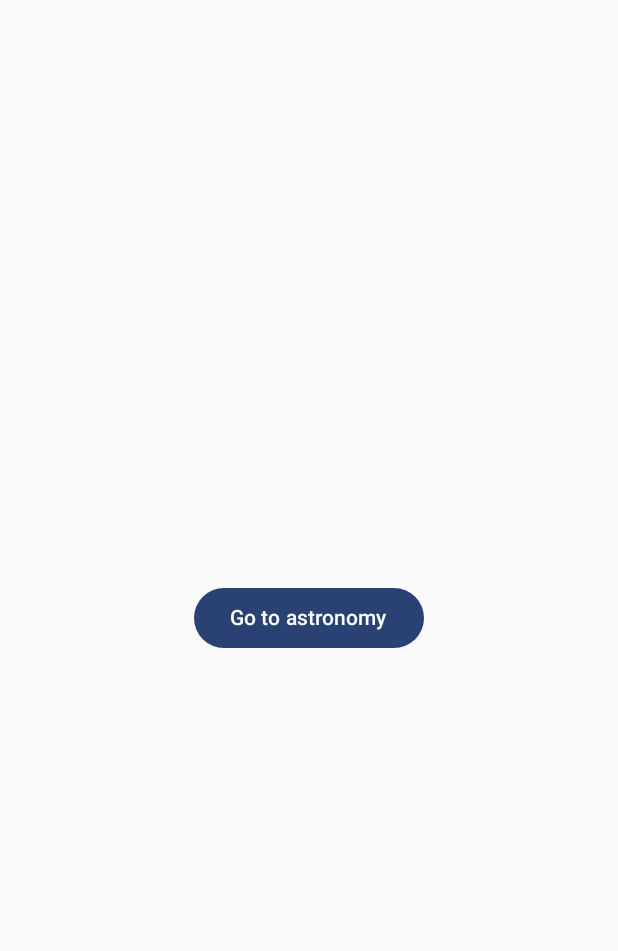
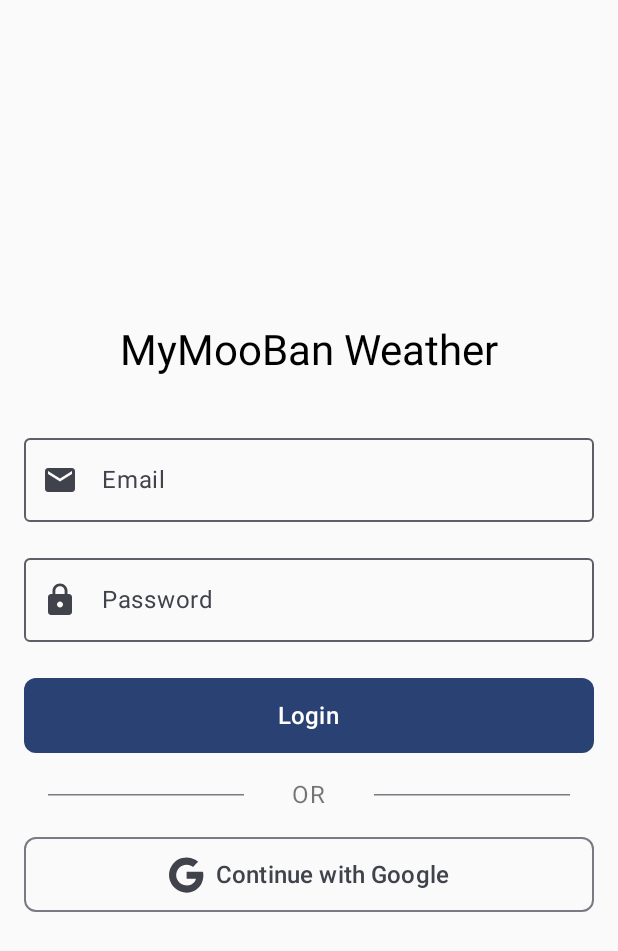
Before and after one commit to HlyanHtetKyawDev/WeatherApp, an Android app built with Jetpack Compose: the screen it shows after launch (MainActivity), on a phone screen of 412 x 824 dp. Shown: the top 951 px of the screen. Run offline under Robolectric (Android 15) with nearby library versions, the phone set to English and light mode, and no system bars; our stand-ins replace Dagger/Hilt's generated code, Firebase (no records; nobody signed in at launch, a user with empty details on screens opened directly).

Commit message:
finish google login

```diff
--- a/app/src/main/java/com/mm/weatherapp/MainActivity.kt
+++ b/app/src/main/java/com/mm/weatherapp/MainActivity.kt
@@ -1,6 +1,7 @@
 package com.mm.weatherapp
 
 import android.os.Bundle
+import android.util.Log
 import androidx.activity.ComponentActivity
 import androidx.activity.compose.setContent
 import androidx.activity.enableEdgeToEdge
@@ -14,7 +15,9 @@ import androidx.navigation.compose.NavHost
 import androidx.navigation.compose.composable
 import androidx.navigation.compose.rememberNavController
 import androidx.navigation.toRoute
+import com.mm.weatherapp.auth.presentation.LoginScreen
 import com.mm.weatherapp.core.presentation.navigation.ScreenAstronomy
+import com.mm.weatherapp.core.presentation.navigation.ScreenLogin
 import com.mm.weatherapp.core.presentation.navigation.ScreenSearch
 import com.mm.weatherapp.ui.theme.WeatherAppTheme
 import dagger.hilt.android.AndroidEntryPoint
@@ -30,8 +33,16 @@ class MainActivity : ComponentActivity() {
                 val navController = rememberNavController()
                 NavHost(
                     navController = navController,
-                    startDestination = ScreenSearch
+                    startDestination = ScreenLogin
                 ) {
+                    composable<ScreenLogin> {
+                        LoginScreen(
+                            onLoginSuccess = {
+                                Log.d("TAG", "onCreate: onLoginSuccess")
+                                navController.navigate(ScreenSearch)
+                            }
+                        )
+                    }
                     composable<ScreenSearch> {
                         Box(
                             modifier = Modifier.fillMaxSize(),
@@ -54,6 +65,14 @@ class MainActivity : ComponentActivity() {
                             Text(text = "Astronomy ${args.name}")
                         }
                     }
+                    composable<ScreenSearch> {
+                        Box(
+                            modifier = Modifier.fillMaxSize(),
+                            contentAlignment = Alignment.Center
+                        ) {
+                            Text(text = "Search")
+                        }
+                    }
                 }
             }
         }
--- /dev/null
+++ b/app/src/main/java/com/mm/weatherapp/auth/domain/useCase/CheckIsSignedInUseCase.kt
@@ -0,0 +1,15 @@
+package com.mm.weatherapp.auth.domain.useCase
+
+import com.google.firebase.auth.FirebaseAuth
+import javax.inject.Inject
+
+class CheckIsSignedInUseCase @Inject constructor(
+    private val firebaseAuth: FirebaseAuth,
+) {
+
+    operator fun invoke(): Boolean = isSingedIn()
+
+    private fun isSingedIn(): Boolean {
+        return firebaseAuth.currentUser != null
+    }
+}
--- /dev/null
+++ b/app/src/main/java/com/mm/weatherapp/auth/presentation/LoginScreen.kt
@@ -0,0 +1,144 @@
+package com.mm.weatherapp.auth.presentation
+
+import android.util.Log
+import androidx.compose.foundation.layout.Arrangement
+import androidx.compose.foundation.layout.Column
+import androidx.compose.foundation.layout.Row
+import androidx.compose.foundation.layout.Spacer
+import androidx.compose.foundation.layout.fillMaxSize
+import androidx.compose.foundation.layout.fillMaxWidth
+import androidx.compose.foundation.layout.height
+import androidx.compose.foundation.layout.padding
+import androidx.compose.foundation.layout.size
+import androidx.compose.foundation.layout.width
+import androidx.compose.foundation.shape.RoundedCornerShape
+import androidx.compose.material.icons.Icons
+import androidx.compose.material.icons.filled.Email
+import androidx.compose.material.icons.filled.Lock
+import androidx.compose.material3.Button
+import androidx.compose.material3.HorizontalDivider
+import androidx.compose.material3.Icon
+import androidx.compose.material3.MaterialTheme
+import androidx.compose.material3.OutlinedButton
+import androidx.compose.material3.Text
+import androidx.compose.runtime.Composable
+import androidx.compose.runtime.LaunchedEffect
+import androidx.compose.runtime.getValue
+import androidx.compose.runtime.mutableStateOf
+import androidx.compose.runtime.remember
+import androidx.compose.runtime.setValue
+import androidx.compose.ui.Alignment
+import androidx.compose.ui.Modifier
+import androidx.compose.ui.res.painterResource
+import androidx.compose.ui.res.stringResource
+import androidx.compose.ui.unit.dp
+import androidx.compose.ui.unit.sp
+import androidx.hilt.navigation.compose.hiltViewModel
+import androidx.lifecycle.compose.collectAsStateWithLifecycle
+import com.mm.weatherapp.R
+import com.mm.weatherapp.core.presentation.components.CommonOutlinedTextFiled
+
+@Composable
+fun LoginScreen(
+    viewModel: LoginViewModel = hiltViewModel(),
+    onLoginSuccess: () -> Unit,
+) {
+    val state by viewModel.state.collectAsStateWithLifecycle()
+
+    LaunchedEffect(state) {
+        Log.d("TAG", "LoginScreen: " + state.isLoginSuccess)
+        if (state.isLoginSuccess) {
+            onLoginSuccess()
+        }
+    }
+
+    var email by remember { mutableStateOf("") }
+    var password by remember { mutableStateOf("") }
+
+    Column(
+        modifier = Modifier
+            .fillMaxSize()
+            .padding(16.dp),
+        horizontalAlignment = Alignment.CenterHorizontally,
+        verticalArrangement = Arrangement.Center
+    ) {
+        Text(
+            text = "MyMooBan Weather",
+            style = MaterialTheme.typography.headlineMedium,
+            modifier = Modifier.padding(bottom = 32.dp)
+        )
+
+        CommonOutlinedTextFiled(
+            hint = stringResource(R.string.email),
+            text = email,
+            leadingIcon = Icons.Default.Email,
+            modifier = Modifier
+                .fillMaxWidth()
+                .padding(bottom = 16.dp),
+            onValueChange = { email = it }
+        )
+
+        CommonOutlinedTextFiled(
+            hint = stringResource(R.string.password),
+            text = password,
+            leadingIcon = Icons.Default.Lock,
+            isPassword = true,
+            modifier = Modifier
+                .fillMaxWidth()
+                .padding(bottom = 24.dp),
+            onValueChange = { password = it }
+        )
+
+        // Login button
+        Button(
+            onClick = { /*onLoginClick(email, password)*/ },
+            modifier = Modifier
+                .fillMaxWidth()
+                .height(50.dp),
+            shape = RoundedCornerShape(8.dp)
+        ) {
+            Text(stringResource(R.string.login), fontSize = 16.sp)
+        }
+
+        Row(
+            modifier = Modifier
+                .fillMaxWidth()
+                .padding(vertical = 16.dp),
+            horizontalArrangement = Arrangement.Center,
+            verticalAlignment = Alignment.CenterVertically
+        ) {
+            HorizontalDivider(
+                modifier = Modifier
+                    .weight(1f)
+                    .padding(horizontal = 16.dp)
+            )
+            Text(
+                text = "OR",
+                color = MaterialTheme.colorScheme.onSurface.copy(alpha = 0.6f),
+                modifier = Modifier.padding(horizontal = 16.dp)
+            )
+            HorizontalDivider(
+                modifier = Modifier
+                    .weight(1f)
+                    .padding(horizontal = 16.dp)
+            )
+        }
+
+        // Google Sign-in button
+        OutlinedButton(
+            onClick = { viewModel.googleLogin() },
+            modifier = Modifier
+                .fillMaxWidth()
+                .height(50.dp),
+            shape = RoundedCornerShape(8.dp)
+        ) {
+            Icon(
+                painter = painterResource(id = R.drawable.ic_google),
+                contentDescription = "Google Icon",
+                modifier = Modifier.size(24.dp)
+            )
+            Spacer(modifier = Modifier.width(8.dp))
+            Text(stringResource(R.string.continue_with_google), fontSize = 16.sp)
+        }
+    }
+}
--- /dev/null
+++ b/app/src/main/java/com/mm/weatherapp/auth/presentation/LoginUiState.kt
@@ -0,0 +1,5 @@
+package com.mm.weatherapp.auth.presentation
+
+data class LoginUiState(
+    val isLoginSuccess: Boolean = false,
+)
--- /dev/null
+++ b/app/src/main/java/com/mm/weatherapp/auth/presentation/LoginViewModel.kt
@@ -0,0 +1,40 @@
+package com.mm.weatherapp.auth.presentation
+
+import androidx.lifecycle.ViewModel
+import androidx.lifecycle.viewModelScope
+import com.mm.weatherapp.auth.domain.useCase.CheckIsSignedInUseCase
+import com.mm.weatherapp.auth.domain.useCase.GoogleSignInUseCase
+import dagger.hilt.android.lifecycle.HiltViewModel
+import kotlinx.coroutines.flow.MutableStateFlow
+import kotlinx.coroutines.flow.asStateFlow
+import kotlinx.coroutines.flow.update
+import kotlinx.coroutines.launch
+import javax.inject.Inject
+
+@HiltViewModel
+class LoginViewModel @Inject constructor(
+    private val googleSignInUseCase: GoogleSignInUseCase,
+    private val checkIsSignedInUseCase: CheckIsSignedInUseCase,
+) : ViewModel() {
+
+    private val _state = MutableStateFlow(LoginUiState())
+    val state = _state.asStateFlow()
+
+    init {
+        _state.update {
+            it.copy(
+                isLoginSuccess = checkIsSignedInUseCase()
+            )
+        }
+    }
+
+    fun googleLogin() {
+        viewModelScope.launch {
+            _state.update {
+                it.copy(
+                    isLoginSuccess = googleSignInUseCase()
+                )
+            }
+        }
+    }
+}
--- /dev/null
+++ b/app/src/main/java/com/mm/weatherapp/core/presentation/components/Common.kt
@@ -0,0 +1,35 @@
+package com.mm.weatherapp.core.presentation.components
+
+import androidx.compose.material.icons.Icons
+import androidx.compose.material.icons.filled.Email
+import androidx.compose.material3.Icon
+import androidx.compose.material3.OutlinedTextField
+import androidx.compose.material3.Text
+import androidx.compose.runtime.Composable
+import androidx.compose.ui.Modifier
+import androidx.compose.ui.graphics.vector.ImageVector
+import androidx.compose.ui.text.input.PasswordVisualTransformation
+import androidx.compose.ui.text.input.VisualTransformation
+
+@Composable
+fun CommonOutlinedTextFiled(
+    hint: String,
+    text: String = "",
+    leadingIcon: ImageVector = Icons.Default.Email,
+    singleLine: Boolean = true,
+    modifier: Modifier = Modifier,
+    isPassword: Boolean = false,
+    onValueChange: (String) -> Unit,
+) {
+    OutlinedTextField(
+        value = text,
+        onValueChange = onValueChange,
+        label = { Text(hint) },
+        leadingIcon = {
+            Icon(leadingIcon, contentDescription = hint)
+        },
+        modifier = modifier,
+        singleLine = singleLine,
+        visualTransformation = if (isPassword) PasswordVisualTransformation() else VisualTransformation.None
+    )
+}
--- a/app/src/main/java/com/mm/weatherapp/core/presentation/navigation/Screens.kt
+++ b/app/src/main/java/com/mm/weatherapp/core/presentation/navigation/Screens.kt
@@ -1,6 +1,9 @@
 package com.mm.weatherapp.core.presentation.navigation
 
 import kotlinx.serialization.Serializable
+
+@Serializable
+object ScreenLogin
 
 @Serializable
 object ScreenSearch
@@ -9,3 +12,8 @@ object ScreenSearch
 data class ScreenAstronomy(
     val name: String?
 )
+
+@Serializable
+data class ScreenSports(
+    val name: String?
+)
--- /dev/null
+++ b/app/src/main/java/com/mm/weatherapp/di/AuthModule.kt
@@ -0,0 +1,26 @@
+package com.mm.weatherapp.di
+
+import android.content.Context
+import androidx.credentials.CredentialManager
+import com.google.firebase.auth.FirebaseAuth
+import dagger.Module
+import dagger.Provides
+import dagger.hilt.InstallIn
+import dagger.hilt.android.qualifiers.ApplicationContext
+import dagger.hilt.components.SingletonComponent
+import javax.inject.Singleton
+
+@Module
+@InstallIn(SingletonComponent::class)
+class AuthModule {
+
+    @Singleton
+    @Provides
+    fun providesCredentialManager(@ApplicationContext context: Context) =
+        CredentialManager.create(context)
+
+    @Singleton
+    @Provides
+    fun providesFirebaseAuth() = FirebaseAuth.getInstance()
+
+}
--- /dev/null
+++ b/app/src/main/res/drawable/ic_google.xml
@@ -0,0 +1,13 @@
+<vector xmlns:android="http://schemas.android.com/apk/res/android"
+    android:width="25dp"
+    android:height="25dp"
+    android:viewportWidth="18"
+    android:viewportHeight="18">
+  <group>
+    <clip-path
+        android:pathData="M0,0h18v18h-18z"/>
+    <path
+        android:pathData="M15.071,2.436C14.221,3.287 13.373,4.131 12.544,4.961C12.185,4.75 11.837,4.507 11.457,4.331C10.012,3.663 8.554,3.667 7.112,4.328C5.762,4.95 4.831,5.98 4.377,7.393C3.807,9.169 4.103,10.825 5.263,12.291C6.103,13.356 7.221,13.975 8.568,14.164C9.573,14.305 10.557,14.196 11.496,13.816C12.818,13.278 13.655,12.315 13.982,10.916C13.985,10.895 13.985,10.87 13.989,10.828C12.428,10.828 10.874,10.828 9.309,10.828C9.309,9.693 9.309,8.578 9.309,7.443C9.387,7.439 9.461,7.432 9.534,7.432C12.111,7.432 14.692,7.436 17.269,7.425C17.469,7.425 17.511,7.513 17.539,7.671C17.687,8.448 17.719,9.228 17.641,10.016C17.55,10.923 17.367,11.805 17.03,12.656C16.362,14.347 15.265,15.676 13.704,16.611C11.858,17.719 9.854,18.035 7.752,17.677C5.727,17.329 4.029,16.355 2.672,14.811C1.8,13.82 1.195,12.681 0.84,11.408C0.485,10.135 0.425,8.842 0.64,7.545C0.9,5.984 1.547,4.588 2.57,3.375C3.769,1.955 5.266,0.991 7.066,0.538C9.271,-0.018 11.398,0.214 13.416,1.294C14.013,1.614 14.565,1.997 15.071,2.436Z"
+        android:fillColor="#ffffff"/>
+  </group>
+</vector>
--- a/app/src/main/res/values/strings.xml
+++ b/app/src/main/res/values/strings.xml
@@ -1,3 +1,7 @@
 <resources>
     <string name="app_name">WeatherApp</string>
+    <string name="continue_with_google">Continue with Google</string>
+    <string name="login">Login</string>
+    <string name="email">Email</string>
+    <string name="password">Password</string>
 </resources>
--- a/build.gradle.kts
+++ b/build.gradle.kts
@@ -5,4 +5,5 @@ plugins {
     alias(libs.plugins.kotlin.compose) apply false
     alias(libs.plugins.daggerHitAndroid) apply false
     alias(libs.plugins.org.jetbrains.kotlin.kapt) apply false
+    alias(libs.plugins.gms.google.services) apply false
 }
```
Also changed, not shown: app/build.gradle.kts (+10 -0 lines), app/src/main/java/com/mm/weatherapp/auth/domain/useCase/GoogleSignInUseCase.kt (added, +86 -0 lines), app/src/main/java/com/mm/weatherapp/auth/domain/useCase/GoogleSignOutUseCase.kt (added, +20 -0 lines), app/src/main/java/com/mm/weatherapp/di/AppModule.kt (+0 -15 lines), app/src/main/java/com/mm/weatherapp/di/NetworkModule.kt (+7 -0 lines), gradle/libs.versions.toml (+10 -0 lines), 1 other file.
